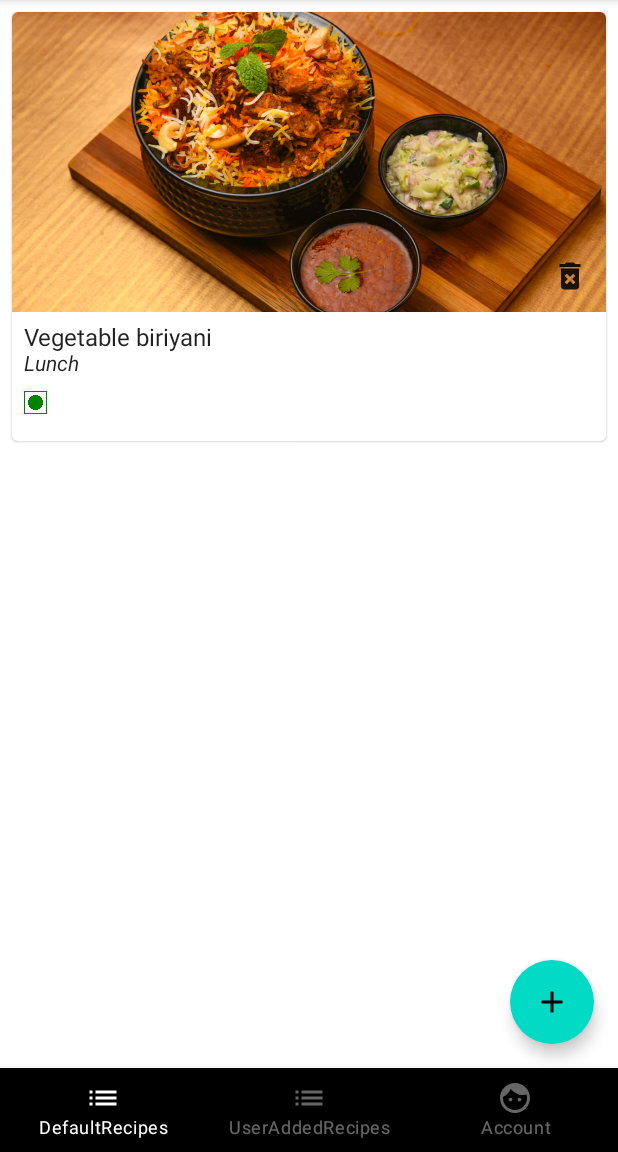
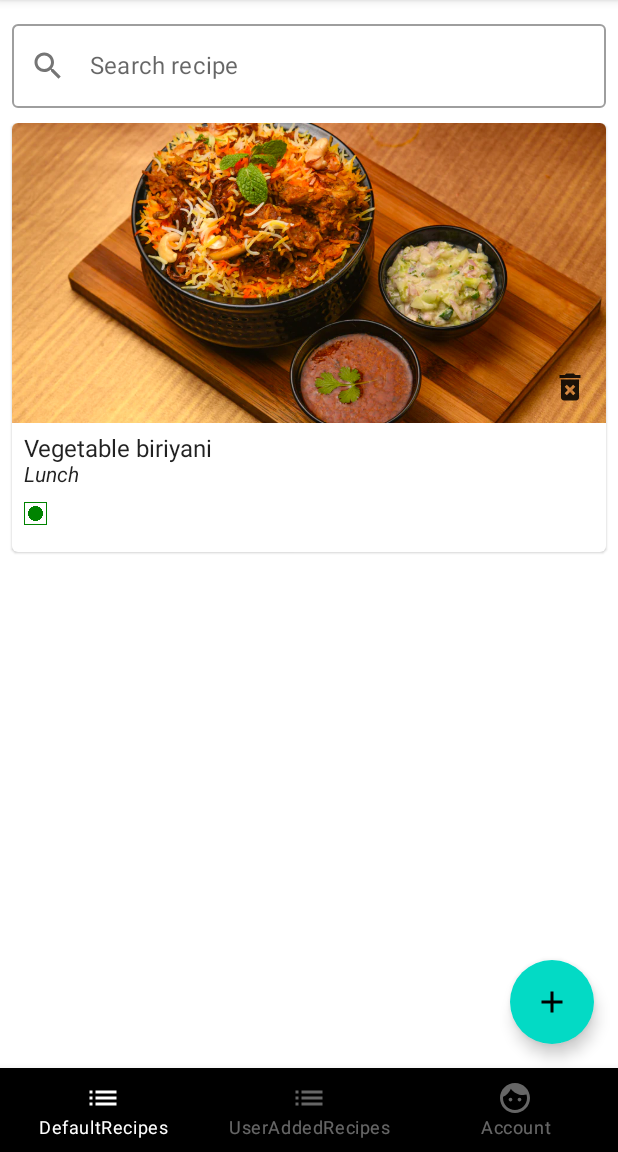
Before and after one commit to AnusreeSajeevan/KeralaRecipeMasterUser, an Android app built with Jetpack Compose: the screen it shows after launch (HomeActivity), on a phone screen of 412 x 824 dp, the part 84-1236 px from its top. Run offline under Robolectric (Android 15) with nearby library versions, the phone set to English and light mode, and no system bars; our stand-ins replace Dagger/Hilt's generated code, Room's generated code, livedata-compose.

Commit message:
Added search view

```diff
--- a/app/src/main/java/com/keralarecipemaster/admin/presentation/ui/DefaultRecipeScreen.kt
+++ b/app/src/main/java/com/keralarecipemaster/admin/presentation/ui/DefaultRecipeScreen.kt
@@ -1,20 +1,18 @@
 package com.keralarecipemaster.admin.presentation.ui
 
+import androidx.compose.foundation.layout.*
 import androidx.compose.foundation.lazy.LazyColumn
 import androidx.compose.foundation.lazy.items
-import androidx.compose.material.FloatingActionButton
-import androidx.compose.material.Icon
-import androidx.compose.material.Scaffold
+import androidx.compose.material.*
 import androidx.compose.material.icons.Icons
 import androidx.compose.material.icons.filled.Add
+import androidx.compose.material.icons.filled.Search
 import androidx.compose.runtime.Composable
-import androidx.compose.ui.tooling.preview.Preview
+import androidx.compose.ui.Modifier
+import androidx.compose.ui.unit.dp
 import com.keralarecipemaster.admin.domain.model.Recipe
 import com.keralarecipemaster.admin.presentation.ui.view.RecipeComponent
 import com.keralarecipemaster.admin.presentation.viewmodel.RecipeListViewModel
-import com.keralarecipemaster.admin.utils.Diet
-import com.keralarecipemaster.admin.utils.Meal
-import com.keralarecipemaster.admin.utils.UserType
 
 @Composable
 fun DefaultRecipesScreen(
@@ -29,13 +27,32 @@ fun DefaultRecipesScreen(
             }
         }
     ) {
+        Column(modifier = Modifier.padding(8.dp)) {
+            OutlinedTextField(
+                value = "",
+                label = {
+                    Text(text = "Search recipe")
+                },
+                onValueChange = {
+                    recipeViewModel.onQueryChanged()
+                },
+                modifier = Modifier.fillMaxWidth(),
+                leadingIcon = {
+                    Icon(Icons.Filled.Search, null)
+                }
+            )
+
+            Spacer(modifier = Modifier.size(10.dp))
+
             LazyColumn {
                 items(recipes) { recipe ->
                     RecipeComponent(
                         recipe,
                         recipeViewModel
                     )
+                    Spacer(modifier = Modifier.size(10.dp))
                 }
             }
         }
     }
+}
--- a/app/src/main/java/com/keralarecipemaster/admin/presentation/ui/view/HomeActivity.kt
+++ b/app/src/main/java/com/keralarecipemaster/admin/presentation/ui/view/HomeActivity.kt
@@ -55,7 +55,41 @@ class HomeActivity : ComponentActivity() {
                 scaffoldState = scaffoldState,
                 bottomBar = {
                     BottomNavigationBar(allScreens, navController)
-                }
+                } /*,
+                topBar = {
+                    TopAppBar(
+                        // in below line we are
+                        // adding title to our top bar.
+                        title = {
+                            OutlinedTextField(
+                                label = { Text(text = "") },
+                                onValueChange = {
+                                },
+                                text = "",
+                                color = Color.Black
+                            )
+                        },
+                        navigationIcon = {
+                            // navigation icon is use
+                            // for drawer icon.
+                            IconButton(onClick = { }) {
+                                // below line is use to
+                                // specify navigation icon.
+                                Icon(Icons.Filled.Search, "", tint = Color.Black)
+                            }
+                        },
+                        // below line is use to give background color
+                        backgroundColor = colorResource(id = R.color.white),
+
+                        // content color is use to give
+                        // color to our content in our toolbar.
+                        contentColor = Color.White,
+
+                        // below line is use to give
+                        // elevation to our toolbar.
+                        elevation = 12.dp
+                    )
+                }*/
             ) { innerPadding ->
                 NavHost(
                     navController = navController,
--- a/app/src/main/java/com/keralarecipemaster/admin/presentation/ui/view/RecipeComponent.kt
+++ b/app/src/main/java/com/keralarecipemaster/admin/presentation/ui/view/RecipeComponent.kt
@@ -22,7 +22,7 @@ import com.keralarecipemaster.admin.utils.Diet
 
 @Composable
 fun RecipeComponent(recipe: Recipe, recipeViewModel: RecipeListViewModel) {
-    Card(modifier = Modifier.padding(8.dp)) {
+    Card {
         Column(modifier = Modifier.fillMaxWidth()) {
             Box {
                 Image(
--- a/app/src/main/java/com/keralarecipemaster/admin/presentation/viewmodel/RecipeListViewModel.kt
+++ b/app/src/main/java/com/keralarecipemaster/admin/presentation/viewmodel/RecipeListViewModel.kt
@@ -19,6 +19,9 @@ class RecipeListViewModel @Inject constructor(
         }
     }
 
+    fun onQueryChanged() {
+    }
+
     var defaultRecipes: LiveData<List<Recipe>> = recipeRepository.getDefaultRecipes
     var userAddedRecipes: LiveData<List<Recipe>> = recipeRepository.getUserAddedRecipes
 }
```
Lines whose indentation alone changed are shown as unchanged.
